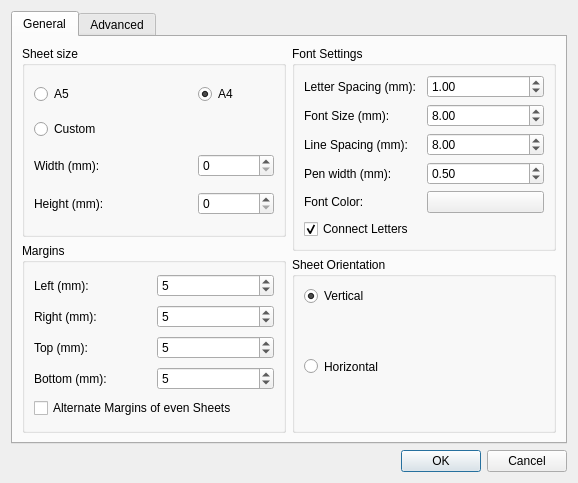
Old version of the form preferencesdialog.ui in the repository aizenbit/Scribbler.
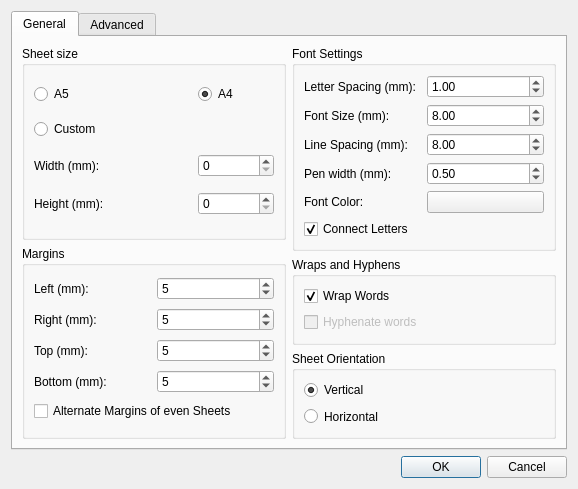
New version of the form.

Commit message: added wrap of words; some refactorig

The edit to the form file:
```diff
--- a/preferencesdialog.ui
+++ b/preferencesdialog.ui
@@ -279,6 +279,38 @@
            </layout>
           </widget>
          </item>
+         <item>
+          <widget class="QGroupBox" name="groupBox_7">
+           <property name="title">
+            <string>Wraps and Hyphens</string>
+           </property>
+           <layout class="QVBoxLayout" name="verticalLayout_8">
+            <item>
+             <widget class="QCheckBox" name="wrapWordsCheckBox">
+              <property name="text">
+               <string>Wrap Words</string>
+              </property>
+              <property name="checked">
+               <bool>true</bool>
+              </property>
+             </widget>
+            </item>
+            <item>
+             <widget class="QCheckBox" name="hyphenateWordsCheckBox">
+              <property name="enabled">
+               <bool>false</bool>
+              </property>
+              <property name="text">
+               <string>Hyphenate words</string>
+              </property>
+              <property name="checkable">
+               <bool>true</bool>
+              </property>
+             </widget>
+            </item>
+           </layout>
+          </widget>
+         </item>
          <item>
           <widget class="QGroupBox" name="groupBox_3">
            <property name="sizePolicy">
```
The commit also changes 3 other files.
